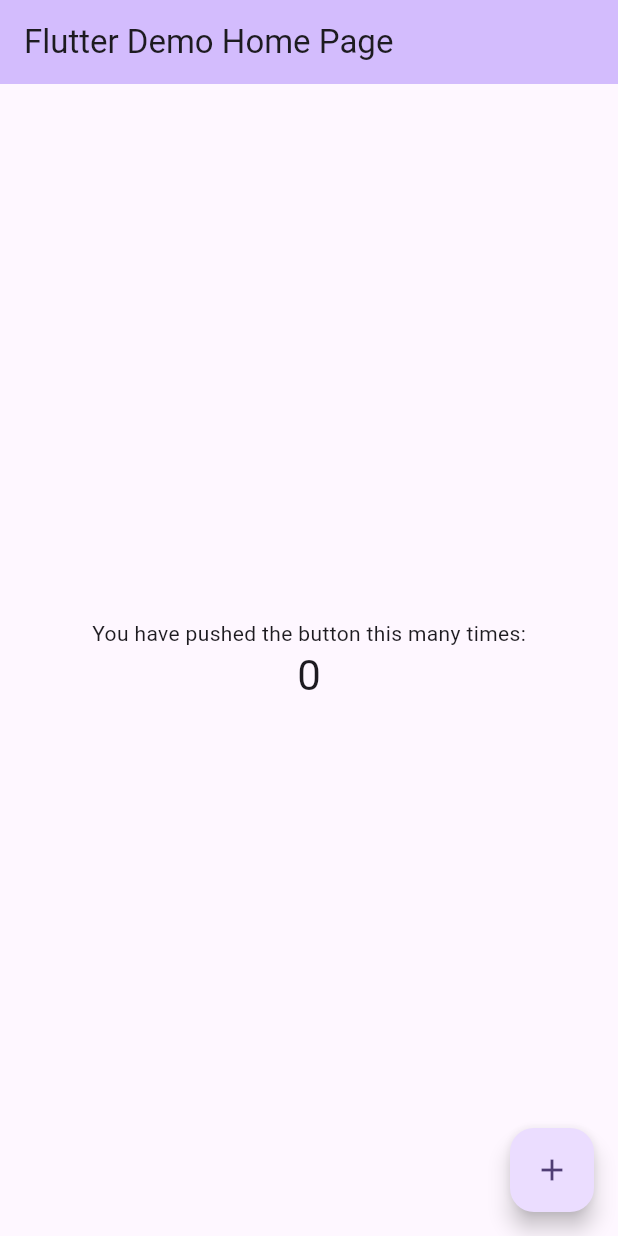
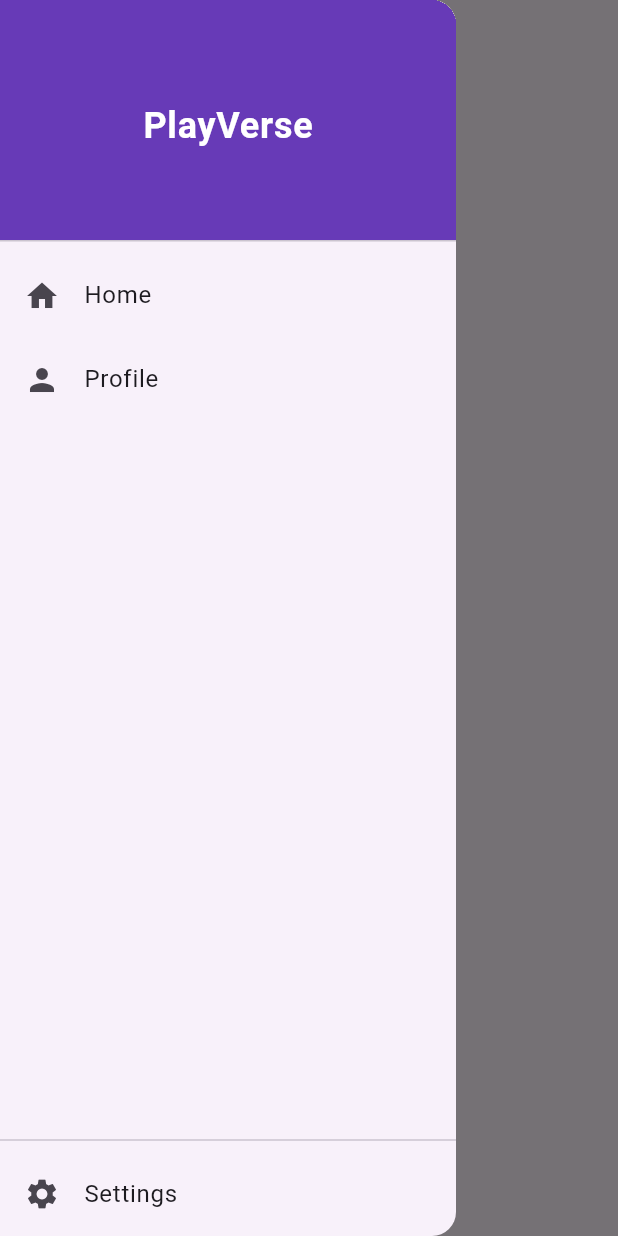
Before and after one commit to could-ai/019c3859-679e-7d9d-8dd0-4fdb141cc37c, a Flutter app: the screen it shows after launch, with the side drawer open (before the commit the screen has no drawer), on a phone screen of 412 x 824 dp. Run offline on Flutter 3.47's test engine with Material 3 defaults, Android fonts, the phone set to English and light mode, and no system bars.

Commit message:
Replaced main.dart to setup the PlayVerse app structure. - Configured PageTransitionsTheme for slide transitions (Req 7). - Set global button themes to minimum 44px height (Req 4). - Applied ScrollConfiguration to remove overscroll glow (Req 3). - Defined routes for Home and Profile.; Created HomeScreen. - Implemented Pull-to-Refresh using RefreshIndicator (Req 8). - Added AppDrawer for settings navigation (Req 6). - Used SafeArea for correct padding (Req 1). - No back button on this root screen (Req 2).; Created ProfileScreen. - Includes 'Delete Account' button with confirmation dialog (Req 5). - Uses SafeArea (Req 1). - Automatically includes Back Button in AppBar (Req 2).; Created AppDrawer widget. - Implements the Drawer component for mobile navigation (Req 6). - Includes navigation to Home and Profile. - Uses SafeArea for layout protection.

```diff
--- a/usr/lib/main.dart
+++ b/usr/lib/main.dart
@@ -1,123 +1,69 @@
 import 'package:flutter/material.dart';
+import 'package:flutter/services.dart';
+import 'screens/home_screen.dart';
+import 'screens/profile_screen.dart';
 
 void main() {
-  runApp(const MyApp());
+  runApp(const PlayVerseApp());
 }
 
-class MyApp extends StatelessWidget {
-  const MyApp({super.key});
+class PlayVerseApp extends StatelessWidget {
+  const PlayVerseApp({super.key});
 
-  // This widget is the root of your application.
   @override
   Widget build(BuildContext context) {
     return MaterialApp(
-      title: 'Flutter Demo',
+      title: 'PlayVerse',
       debugShowCheckedModeBanner: false,
       theme: ThemeData(
-        // This is the theme of your application.
-        //
-        // TRY THIS: Try running your application with "flutter run". You'll see
-        // the application has a purple toolbar. Then, without quitting the app,
-        // try changing the seedColor in the colorScheme below to Colors.green
-        // and then invoke "hot reload" (save your changes or press the "hot
-        // reload" button in a Flutter-supported IDE, or press "r" if you used
-        // the command line to start the app).
-        //
-        // Notice that the counter didn't reset back to zero; the application
-        // state is not lost during the reload. To reset the state, use hot
-        // restart instead.
-        //
-        // This works for code too, not just values: Most code changes can be
-        // tested with just a hot reload.
         colorScheme: ColorScheme.fromSeed(seedColor: Colors.deepPurple),
+        useMaterial3: true,
+        // Requirement 7: Slide-left/slide-right transitions
+        pageTransitionsTheme: const PageTransitionsTheme(
+          builders: {
+            TargetPlatform.android: CupertinoPageTransitionsBuilder(),
+            TargetPlatform.iOS: CupertinoPageTransitionsBuilder(),
+            TargetPlatform.macOS: CupertinoPageTransitionsBuilder(),
+            TargetPlatform.windows: CupertinoPageTransitionsBuilder(),
+            TargetPlatform.linux: CupertinoPageTransitionsBuilder(),
+          },
+        ),
+        // Requirement 4: Increase button tap targets to 44px height
+        elevatedButtonTheme: ElevatedButtonThemeData(
+          style: ElevatedButton.styleFrom(
+            minimumSize: const Size(64, 44),
+            padding: const EdgeInsets.symmetric(horizontal: 16),
+          ),
+        ),
+        textButtonTheme: TextButtonThemeData(
+          style: TextButton.styleFrom(
+            minimumSize: const Size(64, 44),
+          ),
+        ),
+        outlinedButtonTheme: OutlinedButtonThemeData(
+          style: OutlinedButton.styleFrom(
+            minimumSize: const Size(64, 44),
+          ),
+        ),
+        // Requirement 1 & 2: AppBar styling (Back button logic is handled by navigation stack)
+        appBarTheme: const AppBarTheme(
+          centerTitle: true,
+          elevation: 0,
+        ),
       ),
       initialRoute: '/',
       routes: {
-        '/': (context) => const MyHomePage(title: 'Flutter Demo Home Page'),
+        '/': (context) => const HomeScreen(),
+        '/profile': (context) => const ProfileScreen(),
+      },
+      builder: (context, child) {
+        // Requirement 3: Apply 'select-none' (default in Flutter) and 'overscroll-none'
+        // We use ScrollConfiguration to remove the glow effect (overscroll indicator)
+        return ScrollConfiguration(
+          behavior: const ScrollBehavior().copyWith(overscroll: false),
+          child: child!,
+        );
       },
     );
   }
 }
-
-class MyHomePage extends StatefulWidget {
-  const MyHomePage({super.key, required this.title});
-
-  // This widget is the home page of your application. It is stateful, meaning
-  // that it has a State object (defined below) that contains fields that affect
-  // how it looks.
-
-  // This class is the configuration for the state. It holds the values (in this
-  // case the title) provided by the parent (in this case the App widget) and
-  // used by the build method of the State. Fields in a Widget subclass are
-  // always marked "final".
-
-  final String title;
-
-  @override
-  State<MyHomePage> createState() => _MyHomePageState();
-}
-
-class _MyHomePageState extends State<MyHomePage> {
-  int _counter = 0;
-
-  void _incrementCounter() {
-    setState(() {
-      // This call to setState tells the Flutter framework that something has
-      // changed in this State, which causes it to rerun the build method below
-      // so that the display can reflect the updated values. If we changed
-      // _counter without calling setState(), then the build method would not be
-      // called again, and so nothing would appear to happen.
-      _counter++;
-    });
-  }
-
-  @override
-  Widget build(BuildContext context) {
-    // This method is rerun every time setState is called, for instance as done
-    // by the _incrementCounter method above.
-    //
-    // The Flutter framework has been optimized to make rerunning build methods
-    // fast, so that you can just rebuild anything that needs updating rather
-    // than having to individually change instances of widgets.
-    return Scaffold(
-      appBar: AppBar(
-        // TRY THIS: Try changing the color here to a specific color (to
-        // Colors.amber, perhaps?) and trigger a hot reload to see the AppBar
-        // change color while the other colors stay the same.
-        backgroundColor: Theme.of(context).colorScheme.inversePrimary,
-        // Here we take the value from the MyHomePage object that was created by
-        // the App.build method, and use it to set our appbar title.
-        title: Text(widget.title),
-      ),
-      body: Center(
-        // Center is a layout widget. It takes a single child and positions it
-        // in the middle of the parent.
-        child: Column(
-          // Column is also a layout widget. It takes a list of children and
-          // arranges them vertically. By default, it sizes itself to fit its
-          // children horizontally, and tries to be as tall as its parent.
-          //
-          // Column has various properties to control how it sizes itself and
-          // how it positions its children. Here we use mainAxisAlignment to
-          // center the children vertically; the main axis here is the vertical
-          // axis because Columns are vertical (the cross axis would be
-          // horizontal).
-          //
-          // TRY THIS: Invoke "debug painting" (choose the "Toggle Debug Paint"
-          // action in the IDE, or press "p" in the console), to see the
-          // wireframe for each widget.
-          mainAxisAlignment: MainAxisAlignment.center,
-          children: <Widget>[
-            const Text('You have pushed the button this many times:'),
-            Text('$_counter', style: Theme.of(context).textTheme.headlineMedium),
-          ],
-        ),
-      ),
-      floatingActionButton: FloatingActionButton(
-        onPressed: _incrementCounter,
-        tooltip: 'Increment',
-        child: const Icon(Icons.add),
-      ), // This trailing comma makes auto-formatting nicer for build methods.
-    );
-  }
-}
--- /dev/null
+++ b/usr/lib/screens/home_screen.dart
@@ -0,0 +1,56 @@
+import 'package:flutter/material.dart';
+import '../widgets/app_drawer.dart';
+
+class HomeScreen extends StatefulWidget {
+  const HomeScreen({super.key});
+
+  @override
+  State<HomeScreen> createState() => _HomeScreenState();
+}
+
+class _HomeScreenState extends State<HomeScreen> {
+  // Mock data for the list
+  final List<String> _items = List.generate(20, (index) => 'Item ${index + 1}');
+
+  // Requirement 8: Pull-to-refresh logic
+  Future<void> _refreshData() async {
+    // Simulate network delay
+    await Future.delayed(const Duration(seconds: 2));
+    setState(() {
+      // For demo, just reverse the list or shuffle to show change
+      _items.shuffle();
+    });
+  }
+
+  @override
+  Widget build(BuildContext context) {
+    // Requirement 1: SafeArea is used to handle padding for notches/home indicators
+    return Scaffold(
+      appBar: AppBar(
+        title: const Text('PlayVerse Home'),
+        // Requirement 2: Back button appears on all pages except Home.
+        // AppBar automatically implies no back button here because it's the root.
+      ),
+      // Requirement 6: Drawer component for mobile user settings
+      drawer: const AppDrawer(),
+      body: SafeArea(
+        child: RefreshIndicator(
+          onRefresh: _refreshData,
+          child: ListView.builder(
+            itemCount: _items.length,
+            itemBuilder: (context, index) {
+              return ListTile(
+                title: Text(_items[index]),
+                onTap: () {
+                  // Demo navigation
+                },
+                // Ensure list items also have good touch targets
+                minVerticalPadding: 16,
+              );
+            },
+          ),
+        ),
+      ),
+    );
+  }
+}
--- /dev/null
+++ b/usr/lib/widgets/app_drawer.dart
@@ -0,0 +1,60 @@
+import 'package:flutter/material.dart';
+
+class AppDrawer extends StatelessWidget {
+  const AppDrawer({super.key});
+
+  @override
+  Widget build(BuildContext context) {
+    return Drawer(
+      child: SafeArea(
+        child: Column(
+          children: [
+            const DrawerHeader(
+              decoration: BoxDecoration(
+                color: Colors.deepPurple,
+              ),
+              child: Center(
+                child: Text(
+                  'PlayVerse',
+                  style: TextStyle(
+                    color: Colors.white,
+                    fontSize: 24,
+                    fontWeight: FontWeight.bold,
+                  ),
+                ),
+              ),
+            ),
+            ListTile(
+              leading: const Icon(Icons.home),
+              title: const Text('Home'),
+              onTap: () {
+                Navigator.pop(context); // Close drawer
+                if (ModalRoute.of(context)?.settings.name != '/') {
+                  Navigator.pushReplacementNamed(context, '/');
+                }
+              },
+            ),
+            ListTile(
+              leading: const Icon(Icons.person),
+              title: const Text('Profile'),
+              onTap: () {
+                Navigator.pop(context); // Close drawer
+                Navigator.pushNamed(context, '/profile');
+              },
+            ),
+            const Spacer(),
+            const Divider(),
+            ListTile(
+              leading: const Icon(Icons.settings),
+              title: const Text('Settings'),
+              onTap: () {
+                Navigator.pop(context);
+                // Navigate to settings if it existed
+              },
+            ),
+          ],
+        ),
+      ),
+    );
+  }
+}
```
Also changed, not shown: usr/lib/screens/profile_screen.dart (added, +89 -0 lines).
